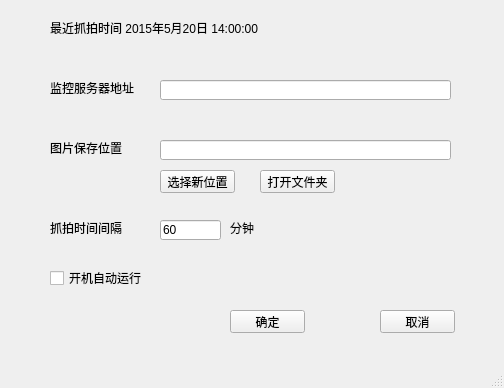
This is work/picsave/picsave/picsave.ui in thinkingl/thinkingl-code-lib as Qt 5 draws it before an edit. The edited form follows.
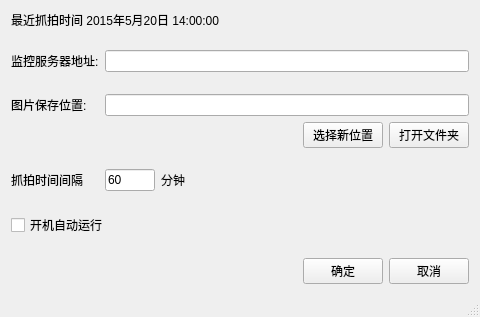
This is the edited form.

What changed in the file:
```diff
--- a/work/picsave/picsave/picsave.ui
+++ b/work/picsave/picsave/picsave.ui
@@ -6,177 +6,250 @@
    <rect>
     <x>0</x>
     <y>0</y>
-    <width>504</width>
-    <height>388</height>
+    <width>480</width>
+    <height>317</height>
    </rect>
   </property>
   <property name="windowTitle">
    <string>picsave</string>
   </property>
   <widget class="QWidget" name="centralWidget">
-   <widget class="QLabel" name="labelServerAddr">
-    <property name="geometry">
-     <rect>
-      <x>50</x>
-      <y>80</y>
-      <width>101</width>
-      <height>16</height>
-     </rect>
-    </property>
-    <property name="text">
-     <string>监控服务器地址</string>
-    </property>
-   </widget>
-   <widget class="QLineEdit" name="lineEditServerAddr">
-    <property name="geometry">
-     <rect>
-      <x>160</x>
-      <y>80</y>
-      <width>291</width>
-      <height>20</height>
-     </rect>
-    </property>
-   </widget>
-   <widget class="QLabel" name="labelPicDir">
-    <property name="geometry">
-     <rect>
-      <x>50</x>
-      <y>140</y>
-      <width>101</width>
-      <height>16</height>
-     </rect>
-    </property>
-    <property name="text">
-     <string>图片保存位置</string>
-    </property>
-   </widget>
-   <widget class="QLineEdit" name="lineEditPicDir">
-    <property name="geometry">
-     <rect>
-      <x>160</x>
-      <y>140</y>
-      <width>291</width>
-      <height>20</height>
-     </rect>
-    </property>
-   </widget>
-   <widget class="QLabel" name="labelSnapshotElapse">
-    <property name="geometry">
-     <rect>
-      <x>50</x>
-      <y>220</y>
-      <width>101</width>
-      <height>16</height>
-     </rect>
-    </property>
-    <property name="text">
-     <string>抓拍时间间隔</string>
-    </property>
-   </widget>
-   <widget class="QLineEdit" name="lineEditElapse">
-    <property name="geometry">
-     <rect>
-      <x>160</x>
-      <y>220</y>
-      <width>61</width>
-      <height>20</height>
-     </rect>
-    </property>
-    <property name="text">
-     <string>60</string>
-    </property>
-   </widget>
-   <widget class="QLabel" name="labelMin">
-    <property name="geometry">
-     <rect>
-      <x>230</x>
-      <y>220</y>
-      <width>101</width>
-      <height>16</height>
-     </rect>
-    </property>
-    <property name="text">
-     <string>分钟</string>
-    </property>
-   </widget>
-   <widget class="QLabel" name="label_5">
-    <property name="geometry">
-     <rect>
-      <x>50</x>
-      <y>20</y>
-      <width>401</width>
-      <height>16</height>
-     </rect>
-    </property>
-    <property name="text">
-     <string>最近抓拍时间 2015年5月20日 14:00:00</string>
-    </property>
-   </widget>
-   <widget class="QPushButton" name="pushButtonOpenDir">
-    <property name="geometry">
-     <rect>
-      <x>260</x>
-      <y>170</y>
-      <width>75</width>
-      <height>23</height>
-     </rect>
-    </property>
-    <property name="text">
-     <string>打开文件夹</string>
-    </property>
-   </widget>
-   <widget class="QPushButton" name="pushButtonChooseNewDir">
-    <property name="geometry">
-     <rect>
-      <x>160</x>
-      <y>170</y>
-      <width>75</width>
-      <height>23</height>
-     </rect>
-    </property>
-    <property name="text">
-     <string>选择新位置</string>
-    </property>
-   </widget>
-   <widget class="QPushButton" name="pushButtonOK">
-    <property name="geometry">
-     <rect>
-      <x>230</x>
-      <y>310</y>
-      <width>75</width>
-      <height>23</height>
-     </rect>
-    </property>
-    <property name="text">
-     <string>确定</string>
-    </property>
-   </widget>
-   <widget class="QPushButton" name="pushButtonCancel">
-    <property name="geometry">
-     <rect>
-      <x>380</x>
-      <y>310</y>
-      <width>75</width>
-      <height>23</height>
-     </rect>
-    </property>
-    <property name="text">
-     <string>取消</string>
-    </property>
-   </widget>
-   <widget class="QCheckBox" name="checkBoxAutoRun">
-    <property name="geometry">
-     <rect>
-      <x>50</x>
-      <y>270</y>
-      <width>301</width>
-      <height>16</height>
-     </rect>
-    </property>
-    <property name="text">
-     <string>开机自动运行</string>
-    </property>
-   </widget>
+   <layout class="QGridLayout" name="gridLayout_3">
+    <item row="0" column="0">
+     <layout class="QGridLayout" name="gridLayout_2">
+      <item row="8" column="1">
+       <layout class="QHBoxLayout" name="horizontalLayout_3">
+        <item>
+         <widget class="QLineEdit" name="lineEditElapse">
+          <property name="sizePolicy">
+           <sizepolicy hsizetype="Fixed" vsizetype="Fixed">
+            <horstretch>50</horstretch>
+            <verstretch>0</verstretch>
+           </sizepolicy>
+          </property>
+          <property name="maximumSize">
+           <size>
+            <width>50</width>
+            <height>16777215</height>
+           </size>
+          </property>
+          <property name="baseSize">
+           <size>
+            <width>50</width>
+            <height>0</height>
+           </size>
+          </property>
+          <property name="text">
+           <string>60</string>
+          </property>
+         </widget>
+        </item>
+        <item>
+         <widget class="QLabel" name="labelMin">
+          <property name="text">
+           <string>分钟</string>
+          </property>
+         </widget>
+        </item>
+        <item>
+         <spacer name="horizontalSpacer_3">
+          <property name="orientation">
+           <enum>Qt::Horizontal</enum>
+          </property>
+          <property name="sizeHint" stdset="0">
+           <size>
+            <width>95</width>
+            <height>20</height>
+           </size>
+          </property>
+         </spacer>
+        </item>
+       </layout>
+      </item>
+      <item row="6" column="1">
+       <layout class="QHBoxLayout" name="horizontalLayout_2">
+        <item>
+         <spacer name="horizontalSpacer">
+          <property name="orientation">
+           <enum>Qt::Horizontal</enum>
+          </property>
+          <property name="sizeHint" stdset="0">
+           <size>
+            <width>108</width>
+            <height>20</height>
+           </size>
+          </property>
+         </spacer>
+        </item>
+        <item>
+         <widget class="QPushButton" name="pushButtonChooseNewDir">
+          <property name="text">
+           <string>选择新位置</string>
+          </property>
+         </widget>
+        </item>
+        <item>
+         <widget class="QPushButton" name="pushButtonOpenDir">
+          <property name="text">
+           <string>打开文件夹</string>
+          </property>
+         </widget>
+        </item>
+       </layout>
+      </item>
+      <item row="0" column="0" colspan="2">
+       <widget class="QLabel" name="label_5">
+        <property name="text">
+         <string>最近抓拍时间 2015年5月20日 14:00:00</string>
+        </property>
+       </widget>
+      </item>
+      <item row="5" column="1">
+       <widget class="QLineEdit" name="lineEditPicDir"/>
+      </item>
+      <item row="7" column="1">
+       <spacer name="verticalSpacer_5">
+        <property name="orientation">
+         <enum>Qt::Vertical</enum>
+        </property>
+        <property name="sizeHint" stdset="0">
+         <size>
+          <width>20</width>
+          <height>40</height>
+         </size>
+        </property>
+       </spacer>
+      </item>
+      <item row="10" column="0" colspan="2">
+       <widget class="QCheckBox" name="checkBoxAutoRun">
+        <property name="text">
+         <string>开机自动运行</string>
+        </property>
+       </widget>
+      </item>
+      <item row="4" column="0">
+       <spacer name="verticalSpacer_3">
+        <property name="orientation">
+         <enum>Qt::Vertical</enum>
+        </property>
+        <property name="sizeHint" stdset="0">
+         <size>
+          <width>20</width>
+          <height>40</height>
+         </size>
+        </property>
+       </spacer>
+      </item>
+      <item row="9" column="0">
+       <spacer name="verticalSpacer_4">
+        <property name="orientation">
+         <enum>Qt::Vertical</enum>
+        </property>
+        <property name="sizeHint" stdset="0">
+         <size>
+          <width>20</width>
+          <height>40</height>
+         </size>
+        </property>
+       </spacer>
+      </item>
+      <item row="8" column="0">
+       <widget class="QLabel" name="labelSnapshotElapse">
+        <property name="text">
+         <string>抓拍时间间隔</string>
+        </property>
+       </widget>
+      </item>
+      <item row="2" column="0">
+       <spacer name="verticalSpacer">
+        <property name="orientation">
+         <enum>Qt::Vertical</enum>
+        </property>
+        <property name="sizeHint" stdset="0">
+         <size>
+          <width>20</width>
+          <height>20</height>
+         </size>
+        </property>
+       </spacer>
+      </item>
+      <item row="11" column="0">
+       <spacer name="verticalSpacer_2">
+        <property name="orientation">
+         <enum>Qt::Vertical</enum>
+        </property>
+        <property name="sizeHint" stdset="0">
+         <size>
+          <width>20</width>
+          <height>40</height>
+         </size>
+        </property>
+       </spacer>
+      </item>
+      <item row="12" column="0" colspan="2">
+       <layout class="QHBoxLayout" name="horizontalLayout_4">
+        <item>
+         <spacer name="horizontalSpacer_2">
+          <property name="orientation">
+           <enum>Qt::Horizontal</enum>
+          </property>
+          <property name="sizeHint" stdset="0">
+           <size>
+            <width>108</width>
+            <height>20</height>
+           </size>
+          </property>
+         </spacer>
+        </item>
+        <item>
+         <widget class="QPushButton" name="pushButtonOK">
+          <property name="text">
+           <string>确定</string>
+          </property>
+         </widget>
+        </item>
+        <item>
+         <widget class="QPushButton" name="pushButtonCancel">
+          <property name="text">
+           <string>取消</string>
+          </property>
+         </widget>
+        </item>
+       </layout>
+      </item>
+      <item row="3" column="1">
+       <widget class="QLineEdit" name="lineEditServerAddr"/>
+      </item>
+      <item row="3" column="0">
+       <widget class="QLabel" name="labelServerAddr">
+        <property name="text">
+         <string>监控服务器地址:</string>
+        </property>
+       </widget>
+      </item>
+      <item row="5" column="0">
+       <widget class="QLabel" name="labelPicDir">
+        <property name="text">
+         <string>图片保存位置:</string>
+        </property>
+       </widget>
+      </item>
+      <item row="1" column="0">
+       <spacer name="verticalSpacer_6">
+        <property name="orientation">
+         <enum>Qt::Vertical</enum>
+        </property>
+        <property name="sizeHint" stdset="0">
+         <size>
+          <width>20</width>
+          <height>40</height>
+         </size>
+        </property>
+       </spacer>
+      </item>
+     </layout>
+    </item>
+   </layout>
   </widget>
   <widget class="QStatusBar" name="statusBar"/>
  </widget>
```
Left out of the diff: 2 changed lines with no effect on the pictures.
